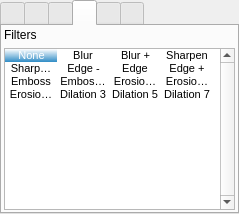
First picture: the form in src/MixingToolboxWidget.ui, repository markus-wa/glmixer-mirror, before the edit.
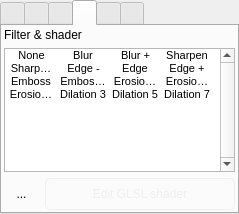
Second picture: the form after the edit. The open tabs and pages were chosen to show the change. Icons and pictures are not drawn.

The edit to the form file:
```diff
--- a/src/MixingToolboxWidget.ui
+++ b/src/MixingToolboxWidget.ui
@@ -1346,14 +1346,23 @@
       <attribute name="title">
        <string/>
       </attribute>
-      <layout class="QVBoxLayout" name="verticalLayout_7">
-       <property name="margin">
+      <layout class="QVBoxLayout" name="verticalLayout_6">
+       <property name="leftMargin">
+        <number>2</number>
+       </property>
+       <property name="topMargin">
+        <number>2</number>
+       </property>
+       <property name="rightMargin">
+        <number>2</number>
+       </property>
+       <property name="bottomMargin">
         <number>2</number>
        </property>
        <item>
         <widget class="QLabel" name="label_4">
          <property name="text">
-          <string>Filters</string>
+          <string>Filter &amp; shader</string>
          </property>
          <property name="margin">
           <number>2</number>
@@ -1454,7 +1463,7 @@
           <bool>false</bool>
          </property>
          <property name="currentRow">
-          <number>0</number>
+          <number>-1</number>
          </property>
          <item>
           <property name="text">
@@ -1650,6 +1659,122 @@
          </item>
         </widget>
        </item>
+       <item>
+        <layout class="QHBoxLayout" name="horizontalLayout_4">
+         <property name="topMargin">
+          <number>0</number>
+         </property>
+         <property name="bottomMargin">
+          <number>0</number>
+         </property>
+         <item>
+          <widget class="QToolButton" name="enableGLSLFilter">
+           <property name="toolTip">
+            <string>Extra effect with GLSL shader code</string>
+           </property>
+           <property name="styleSheet">
+            <string notr="true">QToolButton { 
+     border-style: inset;
+     border-width: 1px;
+    border-radius:5px;
+	 padding: 3px;
+     min-height: 24px;
+     min-width: 24px;
+     border-color: transparent;
+     background: transparent;
+}
+
+QToolButton:checked { 
+     border-color: palette(dark);
+background-color: qradialgradient(cx: 0.7, cy: 1.5, fx: 0.7, fy: 1.9, radius: 1.5, stop: 0 palette(dark), stop: 1 transparent );
+}
+
+QToolButton:pressed { 
+     border-color: palette(dark);
+     background-color: qradialgradient(cx: 0.7, cy: 1.5, fx: 0.7, fy: 1.9, radius: 1.5, stop: 0 palette(dark), stop: 1 transparent );
+}
+
+
+QToolButton:hover { 
+     border-color: palette(highlight);
+}</string>
+           </property>
+           <property name="text">
+            <string>...</string>
+           </property>
+           <property name="icon">
+            <iconset resource="../icons.qrc">
+             <normaloff>:/glmixer/icons/3d.png</normaloff>:/glmixer/icons/3d.png</iconset>
+           </property>
+           <property name="iconSize">
+            <size>
+             <width>24</width>
+             <height>24</height>
+            </size>
+           </property>
+           <property name="checkable">
+            <bool>true</bool>
+           </property>
+          </widget>
+         </item>
+         <item>
+          <widget class="QPushButton" name="editGLSLFilter">
+           <property name="enabled">
+            <bool>false</bool>
+           </property>
+           <property name="sizePolicy">
+            <sizepolicy hsizetype="Expanding" vsizetype="Fixed">
+             <horstretch>0</horstretch>
+             <verstretch>0</verstretch>
+            </sizepolicy>
+           </property>
+           <property name="minimumSize">
+            <size>
+             <width>0</width>
+             <height>32</height>
+            </size>
+           </property>
+           <property name="toolTip">
+            <string>Open GLSL code editor window</string>
+           </property>
+           <property name="styleSheet">
+            <string notr="true">QPushButton{
+     border-width: 1px;
+     border-style: solid;
+     border-color: palette(button);
+     background-color: palette(window);
+     border-radius: 5px;
+}
+QPushButton:disabled{
+     border-width: 1px;
+     border-style: solid;
+     border-color: palette(window);
+     background-color: transparent;
+     color:palette(button);
+     border-radius: 5px;
+}
+
+QPushButton:pressed { 
+     border-width: 1px;
+     border-style: inset;
+     border-color: palette(dark);
+}
+
+QPushButton:hover { 
+     border-color: palette(highlight);
+}</string>
+           </property>
+           <property name="text">
+            <string>Edit GLSL shader</string>
+           </property>
+           <property name="icon">
+            <iconset resource="../icons.qrc">
+             <normaloff>:/glmixer/icons/notes.png</normaloff>:/glmixer/icons/notes.png</iconset>
+           </property>
+          </widget>
+         </item>
+        </layout>
+       </item>
       </layout>
      </widget>
      <widget class="QWidget" name="Presets">
```
Left out of the diff: 252 changed lines with no effect on the pictures. Lines whose indentation alone changed are shown as unchanged.
